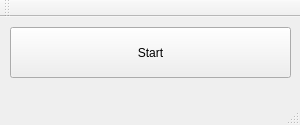
The window that ultimateclick_serveur.ui (caronf/cll12-ultimateClick-Serveur) describes before a commit, drawn with Qt 5.
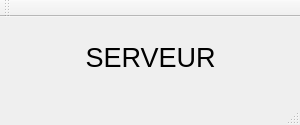
The same window after the commit.

```diff
--- a/ultimateclick_serveur.ui
+++ b/ultimateclick_serveur.ui
@@ -38,17 +38,25 @@
    <string>ultimateClick_serveur</string>
   </property>
   <widget class="QWidget" name="centralWidget">
-   <widget class="QPushButton" name="btnStartStop">
+   <widget class="QLabel" name="lblServeur">
     <property name="geometry">
      <rect>
-      <x>10</x>
-      <y>10</y>
-      <width>281</width>
-      <height>51</height>
+      <x>0</x>
+      <y>0</y>
+      <width>301</width>
+      <height>81</height>
      </rect>
     </property>
+    <property name="font">
+     <font>
+      <pointsize>20</pointsize>
+     </font>
+    </property>
     <property name="text">
-     <string>Start</string>
+     <string>SERVEUR</string>
+    </property>
+    <property name="alignment">
+     <set>Qt::AlignCenter</set>
     </property>
    </widget>
   </widget>
```
